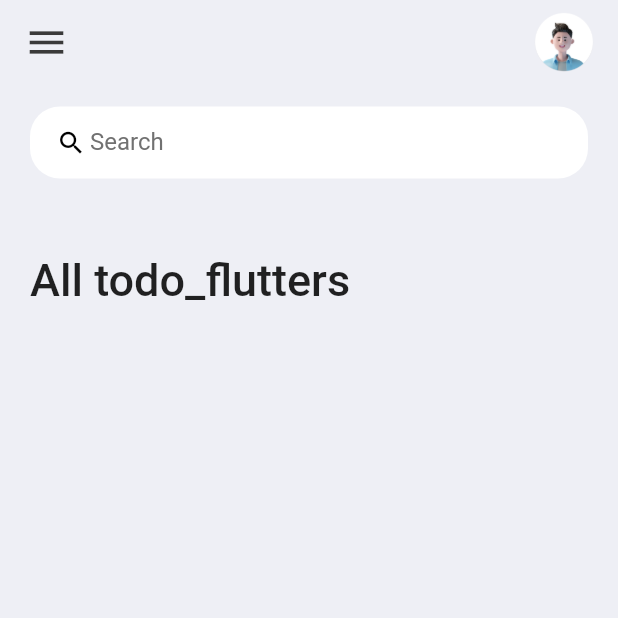
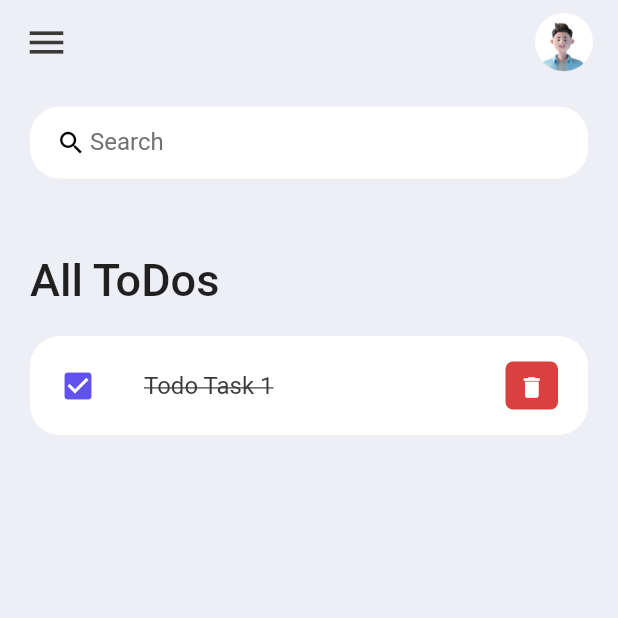
Before and after one commit to shaileshhb/todo_flutter, a Flutter app: the screen it shows after launch, on a phone screen of 412 x 824 dp, the top half of it. Run offline on Flutter 3.47's test engine with Material 2 defaults, Android fonts, the phone set to English and light mode, and no system bars.

Commit message:
todo item model create

```diff
--- a/lib/main.dart
+++ b/lib/main.dart
@@ -14,9 +14,9 @@ class MyApp extends StatelessWidget {
   Widget build(BuildContext context) {
     SystemChrome.setSystemUIOverlayStyle(
         const SystemUiOverlayStyle(statusBarColor: Colors.transparent));
-    return const MaterialApp(
+    return MaterialApp(
       debugShowCheckedModeBanner: false,
-      title: "todo_flutter App",
+      title: "ToDo App",
       home: Home(),
     );
   }
--- /dev/null
+++ b/lib/model/todo.dart
@@ -0,0 +1,22 @@
+class ToDo {
+  String? id;
+  String? task;
+  bool isCompleted;
+
+  ToDo({
+    required this.id,
+    required this.task,
+    this.isCompleted = false,
+  });
+
+  static List<ToDo> todoList() {
+    return [
+      ToDo(id: "1", task: "Task 1", isCompleted: true),
+      ToDo(id: "2", task: "Task 2", isCompleted: true),
+      ToDo(id: "3", task: "Task 3"),
+      ToDo(id: "4", task: "Task 4"),
+      ToDo(id: "5", task: "Task 5"),
+      ToDo(id: "6", task: "Task 6"),
+    ];
+  }
+}
--- a/lib/screens/home.dart
+++ b/lib/screens/home.dart
@@ -1,8 +1,12 @@
 import 'package:flutter/material.dart';
 import 'package:todo_flutter/constants/colors.dart';
+import 'package:todo_flutter/widgets/todo_item.dart';
+import '../model/todo.dart';
 
 class Home extends StatelessWidget {
-  const Home({Key? key}) : super(key: key);
+  Home({Key? key}) : super(key: key);
+
+  final todosList = ToDo.todoList();
 
   @override
   Widget build(BuildContext context) {
@@ -18,15 +22,16 @@ class Home extends StatelessWidget {
               child: ListView(
                 children: [
                   Container(
-                    margin: EdgeInsets.only(top: 50, bottom: 20),
+                    margin: const EdgeInsets.only(top: 50, bottom: 20),
                     child: const Text(
-                      "All todo_flutters",
+                      "All ToDos",
                       style: TextStyle(
                         fontSize: 30,
                         fontWeight: FontWeight.w500,
                       ),
                     ),
                   ),
+                  const ToDoItem(),
                 ],
               ),
             ),
--- a/lib/widgets/todo_item.dart
+++ b/lib/widgets/todo_item.dart
@@ -0,0 +1,51 @@
+import 'package:flutter/material.dart';
+import 'package:todo_flutter/constants/colors.dart';
+
+class ToDoItem extends StatelessWidget {
+  const ToDoItem({Key? key}) : super(key: key);
+
+  @override
+  Widget build(BuildContext context) {
+    return Container(
+      margin: const EdgeInsets.only(bottom: 20),
+      child: ListTile(
+        onTap: () {
+          print("Clicked on todo item");
+        },
+        contentPadding: const EdgeInsets.symmetric(horizontal: 20, vertical: 5),
+        shape: RoundedRectangleBorder(borderRadius: BorderRadius.circular(20)),
+        tileColor: Colors.white,
+        leading: const Icon(
+          Icons.check_box,
+          color: blueColor,
+        ),
+        title: const Text(
+          "Todo Task 1",
+          style: TextStyle(
+            fontSize: 16,
+            color: blackColor,
+            decoration: TextDecoration.lineThrough,
+          ),
+        ),
+        trailing: Container(
+          padding: const EdgeInsets.all(0),
+          margin: const EdgeInsets.symmetric(vertical: 12),
+          height: 35,
+          width: 35,
+          decoration: BoxDecoration(
+            color: redColor,
+            borderRadius: BorderRadius.circular(5),
+          ),
+          child: IconButton(
+            onPressed: () {
+              print("Clicked on deleted todo item");
+            },
+            color: Colors.white,
+            iconSize: 18,
+            icon: const Icon(Icons.delete),
+          ),
+        ),
+      ),
+    );
+  }
+}
```
